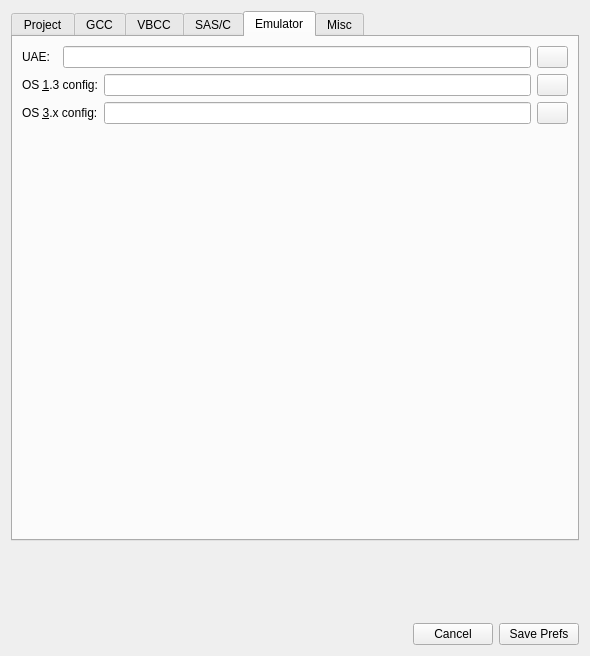
Above: prefsdialog.ui from mbergmann-sh/AmigaED4-IDE before the change. Below: the same form after it.
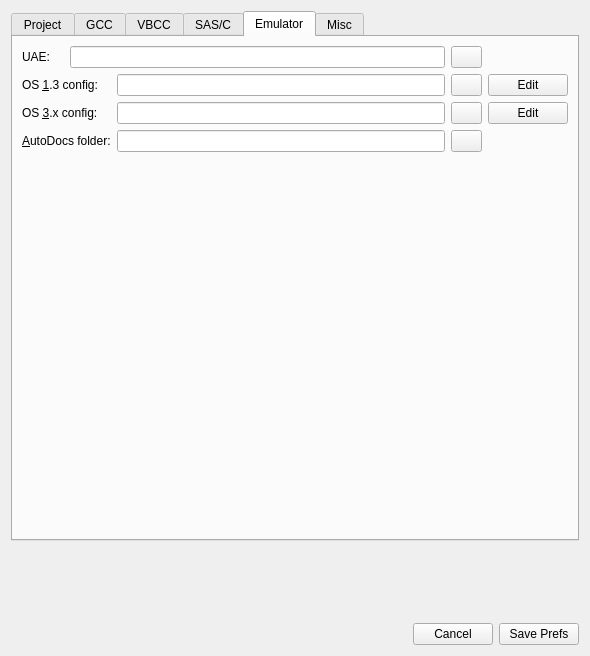
That is the form after the change. The open tabs and pages were chosen to show the change. Icons and pictures are not drawn.

```diff
--- a/prefsdialog.ui
+++ b/prefsdialog.ui
@@ -1084,6 +1084,22 @@
            </property>
           </widget>
          </item>
+         <item row="1" column="4">
+          <widget class="QPushButton" name="btn_editOS13Configfile">
+           <property name="maximumSize">
+            <size>
+             <width>16777215</width>
+             <height>25</height>
+            </size>
+           </property>
+           <property name="toolTip">
+            <string>Open this config file in the system's text editor</string>
+           </property>
+           <property name="text">
+            <string>Edit</string>
+           </property>
+          </widget>
+         </item>
          <item row="2" column="0" colspan="2">
           <widget class="QLabel" name="label_24">
            <property name="text">
@@ -1118,6 +1134,59 @@
            </property>
           </widget>
          </item>
+         <item row="2" column="4">
+          <widget class="QPushButton" name="btn_editOS3Configfile">
+           <property name="maximumSize">
+            <size>
+             <width>16777215</width>
+             <height>25</height>
+            </size>
+           </property>
+           <property name="toolTip">
+            <string>Open this config file in the system's text editor</string>
+           </property>
+           <property name="text">
+            <string>Edit</string>
+           </property>
+          </widget>
+         </item>
+         <item row="3" column="0" colspan="2">
+          <widget class="QLabel" name="label_25">
+           <property name="text">
+            <string>&amp;AutoDocs folder:</string>
+           </property>
+           <property name="buddy">
+            <cstring>lineEdit_getAutodocsDir</cstring>
+           </property>
+          </widget>
+         </item>
+         <item row="3" column="2">
+          <widget class="QLineEdit" name="lineEdit_getAutodocsDir">
+           <property name="toolTip">
+            <string>NDK AutoDocs folder, e.g. Include_I's "Autodocs" drawer - used by Build &gt; AutoDoc Reader...</string>
+           </property>
+           <property name="text">
+            <string/>
+           </property>
+          </widget>
+         </item>
+         <item row="3" column="3">
+          <widget class="QPushButton" name="btn_getAutodocsDir">
+           <property name="maximumSize">
+            <size>
+             <width>31</width>
+             <height>25</height>
+            </size>
+           </property>
+           <property name="text">
+            <string/>
+           </property>
+           <property name="icon">
+            <iconset resource="application.qrc">
+             <normaloff>:/images/new.png</normaloff>:/images/new.png</iconset>
+           </property>
+          </widget>
+         </item>
         </layout>
        </item>
        <item row="1" column="0">
```
Left out of the diff: 4 changed lines with no effect on the pictures.
